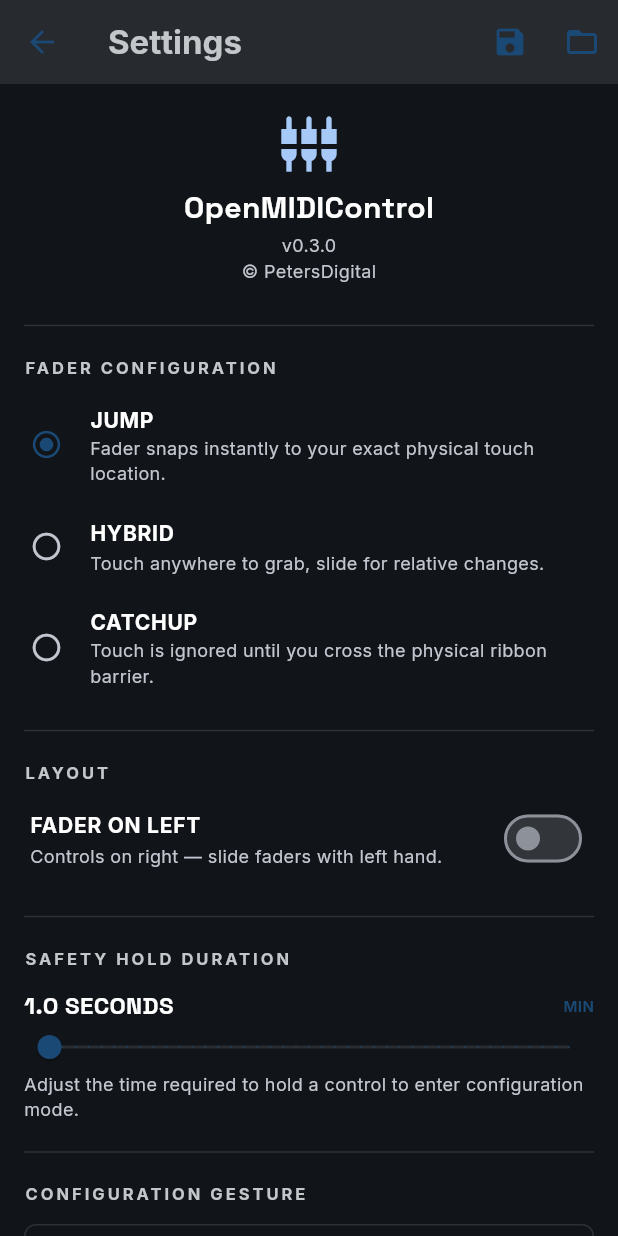
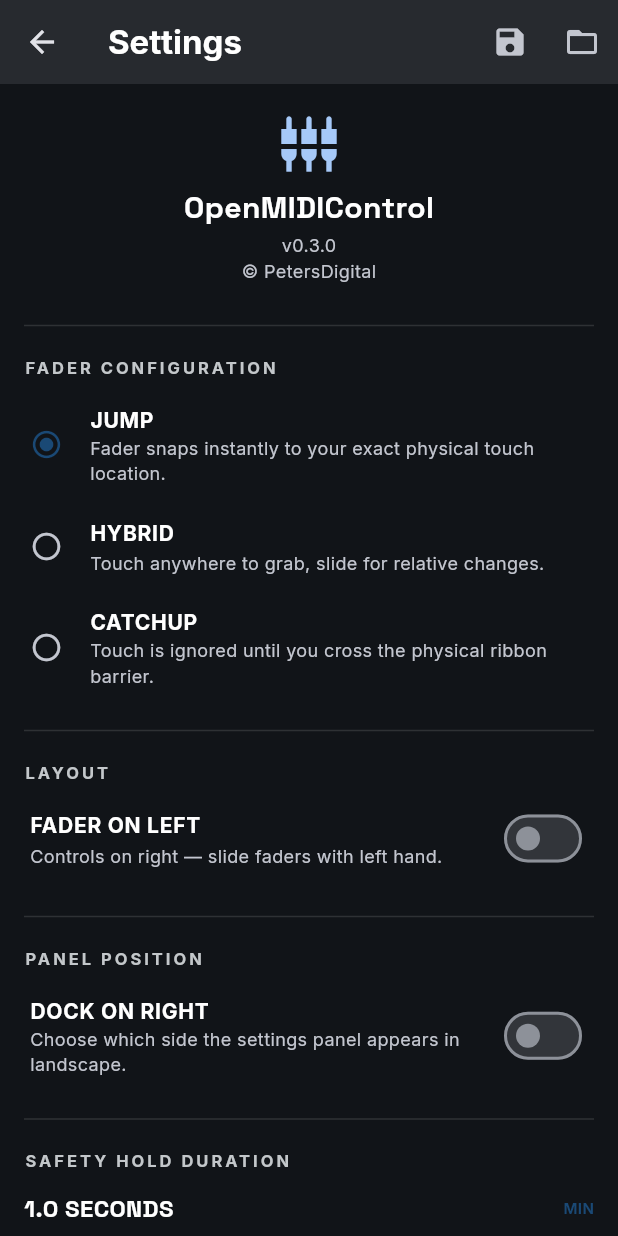
Before and after one commit to PetersDigital/OpenMIDIControl, a Flutter app: the SettingsScreen screen opened directly, on a phone screen of 412 x 824 dp. Run offline on Flutter 3.47's test engine with Material 3 defaults, Android fonts, the phone set to English and light mode, and no system bars; our stand-ins replace file_picker, flutter_riverpod, package_info_plus, share_plus, shared_preferences; accounts and stored records are empty; project files that could hold a hidden picture were left out.

Commit message:
feat(ui/settings): add Panel Position toggle for side docking
- Implemented user-configurable panel position (Left/Right) in landscape mode.
- Integrated SidePanel state and adaptive AppBar navigation with close/back icons.
- Updated title typography to match 'The Console' design system.

```diff
--- a/app/lib/ui/settings_screen.dart
+++ b/app/lib/ui/settings_screen.dart
@@ -10,6 +10,7 @@
 import 'layout_state.dart';
 import 'midi_settings_state.dart';
 import 'design_system.dart';
+import 'side_panel_state.dart';
 import 'widgets/scrollable_dialog_content.dart';
 
 final packageInfoProvider = FutureProvider<PackageInfo>((ref) async {
@@ -27,15 +28,22 @@
     return Scaffold(
       appBar: AppBar(
         backgroundColor: Theme.of(context).colorScheme.surfaceContainerHigh,
+        automaticallyImplyLeading: false,
+        leading: MediaQuery.of(context).orientation == Orientation.landscape
+            ? IconButton(
+                icon: const Icon(Icons.close),
+                onPressed: () => ref.read(sidePanelProvider.notifier).hide(),
+              )
+            : IconButton(
+                icon: const Icon(Icons.arrow_back),
+                onPressed: () => Navigator.pop(context),
+              ),
         title: Text(
           'Settings',
           style: AppText.system(
-            color: const Color(0xFFC3C7CA),
+            color: Colors.white,
             fontWeight: FontWeight.bold,
           ),
-        ),
-        iconTheme: IconThemeData(
-          color: Theme.of(context).colorScheme.primaryContainer,
         ),
         actions: [
           IconButton(
@@ -197,6 +205,57 @@
                 ).colorScheme.primaryContainer,
                 onChanged: (_) =>
                     ref.read(layoutHandProvider.notifier).toggle(),
+              );
+            },
+          ),
+
+          const SizedBox(height: 12),
+          const Divider(color: Colors.white12),
+          const SizedBox(height: 12),
+
+          // Panel Position Section
+          Text(
+            'PANEL POSITION',
+            style: AppText.system(
+              color: const Color(0xFFC3C7CA),
+              fontSize: 11,
+              fontWeight: FontWeight.bold,
+              letterSpacing: 2.0,
+            ),
+          ),
+          const SizedBox(height: 8),
+          Consumer(
+            builder: (context, ref, _) {
+              final panelSide = ref.watch(sidePanelProvider).side;
+              final isLeft = panelSide == SidePanelSide.left;
+              return SwitchListTile(
+                dense: true,
+                contentPadding: const EdgeInsets.symmetric(horizontal: 4),
+                title: Text(
+                  isLeft ? 'DOCK ON LEFT' : 'DOCK ON RIGHT',
+                  style: const TextStyle(
+                    fontFamily: 'Inter',
+                    color: Colors.white,
+                    fontWeight: FontWeight.bold,
+                    fontSize: 14,
+                  ),
+                ),
+                subtitle: Text(
+                  'Choose which side the settings panel appears in landscape.',
+                  style: AppText.system(
+                    color: Theme.of(context).colorScheme.onSurfaceVariant,
+                    fontSize: 12,
+                  ),
+                ),
+                value: isLeft,
+                activeThumbColor: Theme.of(
+                  context,
+                ).colorScheme.primaryContainer,
+                onChanged: (val) {
+                  ref
+                      .read(sidePanelProvider.notifier)
+                      .setSide(val ? SidePanelSide.left : SidePanelSide.right);
+                },
               );
             },
           ),
```
